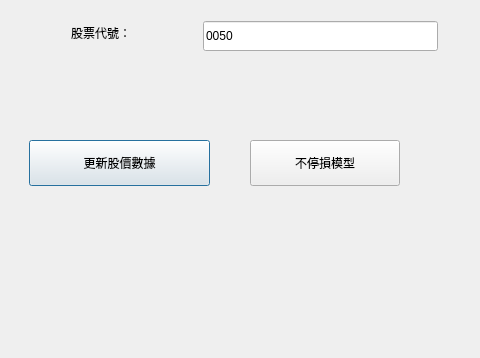
Qt form QTdesign.ui (JonsonChang/finance) before a commit; both pictures show x 0 to 480 and y 0 to 358 of the 1259 by 606 pixel window.
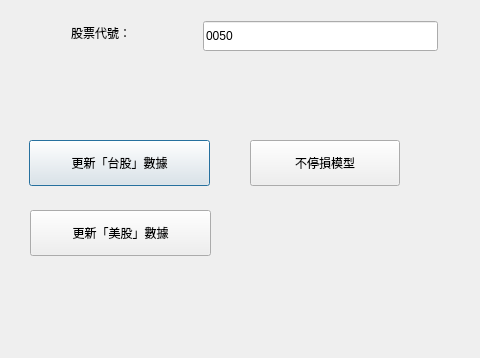
The same form after that commit.

Commit message: 1.新增美股更新數據 2.增加錯誤判斷

The edit to the form file:
```diff
--- a/QTdesign.ui
+++ b/QTdesign.ui
@@ -52,7 +52,7 @@
     </rect>
    </property>
    <property name="text">
-    <string>更新股價數據</string>
+    <string>更新「台股」數據</string>
    </property>
   </widget>
   <widget class="QPushButton" name="Btm_noStop">
@@ -91,6 +91,19 @@
     </rect>
    </property>
   </widget>
+  <widget class="QPushButton" name="Btm_update_stock_2">
+   <property name="geometry">
+    <rect>
+     <x>30</x>
+     <y>210</y>
+     <width>181</width>
+     <height>46</height>
+    </rect>
+   </property>
+   <property name="text">
+    <string>更新「美股」數據</string>
+   </property>
+  </widget>
  </widget>
  <resources/>
  <connections/>
```
The commit also changes 6 other files.
